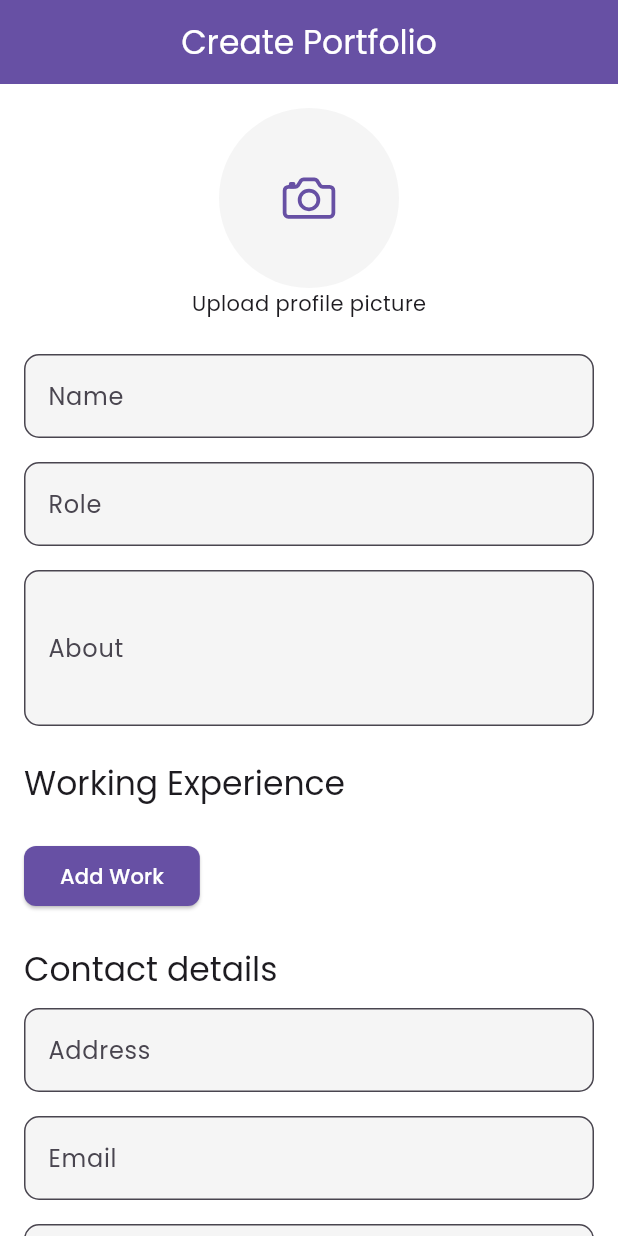
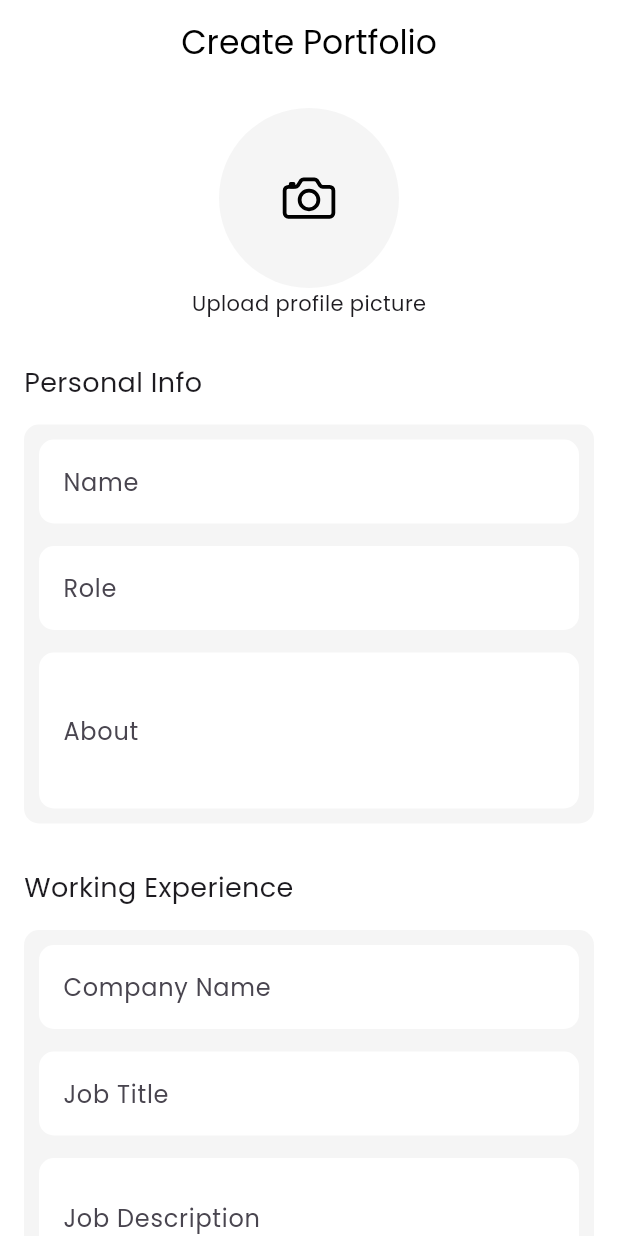
Before and after one commit to Bandoh83/resume_app, a Flutter app: the screen it shows after launch, on a phone screen of 412 x 824 dp. Run offline on Flutter 3.47's test engine with Material 3 defaults, Android fonts, the phone set to English and light mode, and no system bars; our stand-ins replace flutter_markdown, flutter_screenutil, google_fonts, iconsax, image_picker, ionicons and 1 more; missing offline and left inert: htmltopdfwidgets.

```diff
--- a/lib/screens/ai_generator.dart
+++ b/lib/screens/ai_generator.dart
@@ -18,6 +18,8 @@ Future<String> callGeminiAI(Map<String, dynamic> formData) async {
   Languages and Tools: ${formData['languages'].join(', ')}
   Working Experience:
   ${formData['works'].map((work) => '-  ${work['company name']}: ${work['job title']}: ${work['job description']}').join('\n')}
+  Education:
+  ${formData['education'].map((education) => '-  ${education['school name']}: ${education['programme']}').join('\n')}
   ''';
 
   final response = await http.post(
--- /dev/null
+++ b/lib/screens/constant.dart
@@ -0,0 +1,6 @@
+import 'package:flutter/material.dart';
+
+final maxHeight = SizedBox(height: 30.0);
+final minHeight = SizedBox(height: 15.0);
+
+final bigHeader = TextStyle(fontSize: 18, fontWeight: FontWeight.normal);
--- /dev/null
+++ b/lib/screens/custom_container.dart
@@ -0,0 +1,22 @@
+import 'package:flutter/material.dart';
+
+class CustomContainer extends StatelessWidget {
+  final Widget? child;
+
+  const CustomContainer({
+    super.key,
+    this.child,
+  });
+
+  @override
+  Widget build(BuildContext context) {
+    return Container(
+
+      decoration: BoxDecoration(
+        borderRadius: BorderRadius.circular(10.0),
+        color: Color(0xFFF5F5F5),
+      ),
+      child: child,
+    );
+  }
+}
--- a/lib/screens/forms.dart
+++ b/lib/screens/forms.dart
@@ -4,7 +4,10 @@ import 'package:image_picker/image_picker.dart';
 import 'dart:io';
 import 'package:ionicons/ionicons.dart';
 import 'package:portfolio_app/screens/ai_generator.dart';
+import 'package:portfolio_app/screens/constant.dart';
+import 'package:portfolio_app/screens/custom_container.dart';
 import 'package:portfolio_app/screens/markdown.dart';
+import 'package:iconsax/iconsax.dart';
 
 class FormsScreen extends StatefulWidget {
   const FormsScreen({super.key});
@@ -25,21 +28,20 @@ class FormsScreenState extends State<FormsScreen> {
 
   File? _profileImage;
   final List<Map<String, dynamic>> _works = [];
+  final List<Map<String, dynamic>> _education = [];
   final List<TextEditingController> _titleControllers = [];
   final List<TextEditingController> _descriptionControllers = [];
   final List<TextEditingController> _companyControllers = [];
+  final List<TextEditingController> _schoolControllers = [];
+  final List<TextEditingController> _programmeControllers = [];
 
   final List<String> _skills = [
-    "Bootstrap",
-    "Chart.js",
-    "Docker",
+    "Microsft Suite",
+    "HTML & CSS",
     "Git",
-    "HTML",
-    "JS",
-    "TS",
-    "MongoDB",
+    "WordPress" ,
+    "Adobe photoshop",
     "MySQL",
-    "Python"
   ];
   final List<String> _selectedTools = [];
 
@@ -60,6 +62,12 @@ class FormsScreenState extends State<FormsScreen> {
     for (var controller in _companyControllers) {
       controller.dispose();
     }
+    for (var controller in _schoolControllers) {
+      controller.dispose();
+    }
+    for (var controller in _programmeControllers) {
+      controller.dispose();
+    }
     super.dispose();
   }
 
@@ -74,12 +82,30 @@ class FormsScreenState extends State<FormsScreen> {
     }
   }
 
+  @override
+  void initState() {
+    super.initState();
+    _addWork();
+    _addEducation();
+  }
+
+  void _addEducation() {
+    setState(() {
+      _education.add({
+        'school name': '',
+        'programme': '',
+      });
+      _schoolControllers.add(TextEditingController());
+      _programmeControllers.add(TextEditingController());
+    });
+  }
+
   void _addWork() {
     setState(() {
       _works.add({
-        'company name':'',
-        'job title':'',
-        'job description':'',
+        'company name': '',
+        'job title': '',
+        'job description': '',
       });
       _titleControllers.add(TextEditingController());
       _descriptionControllers.add(TextEditingController());
@@ -90,11 +116,17 @@ class FormsScreenState extends State<FormsScreen> {
   void _removeWork(int index) {
     setState(() {
       _works.removeAt(index);
+      _education.removeAt(index);
       _titleControllers[index].dispose();
       _descriptionControllers[index].dispose();
+      _companyControllers[index].dispose();
+      _schoolControllers[index].dispose();
+      _programmeControllers[index].dispose();
       _titleControllers.removeAt(index);
       _descriptionControllers.removeAt(index);
       _companyControllers.removeAt(index);
+      _schoolControllers.removeAt(index);
+      _programmeControllers.removeAt(index);
     });
   }
 
@@ -105,10 +137,10 @@ class FormsScreenState extends State<FormsScreen> {
       backgroundColor: Colors.white,
       appBar: AppBar(
         title: const Text('Create Portfolio',
-            style: TextStyle(color: Colors.white)),
+            style: TextStyle(color: Colors.black)),
         centerTitle: true,
         systemOverlayStyle: SystemUiOverlayStyle.light,
-        backgroundColor: theme.primaryColor,
+        backgroundColor: Colors.white,
         elevation: 0,
       ),
       body: SingleChildScrollView(
@@ -132,7 +164,7 @@ class FormsScreenState extends State<FormsScreen> {
                               : null,
                           child: _profileImage == null
                               ? Icon(Ionicons.camera_outline,
-                                  size: 40, color: theme.primaryColor)
+                                  size: 40, color: Colors.black)
                               : null,
                         ),
                       ),
@@ -140,42 +172,43 @@ class FormsScreenState extends State<FormsScreen> {
                     Text('Upload profile picture')
                   ],
                 ),
-                const SizedBox(height: 24),
+                maxHeight,
+                Text("Personal Info", style: bigHeader),
+                minHeight,
+                CustomContainer(
+                    child: Padding(
+                  padding: const EdgeInsets.all(10.0),
+                  child: Column(children: [
                     _buildTextField(
                       controller: _nameController,
                       label: 'Name',
-                  hintText: 'Enter your full name',
                     ),
-                const SizedBox(height: 16),
+                    minHeight,
                     _buildTextField(
                       controller: _roleController,
                       label: 'Role',
-                  hintText: 'Enter your professional role',
                     ),
-                const SizedBox(height: 16),
+                    minHeight,
                     _buildTextField(
                       controller: _aboutController,
                       label: 'About',
-                  hintText: 'Write a brief description about yourself',
                       maxLines: 3,
                     ),
-                const SizedBox(height: 24),
-                Text("Working Experience", style: theme.textTheme.titleLarge),
-                const SizedBox(height: 12),
-                // ..._works.asMap().entries.map((entry) {
-                //   int index = entry.key;
-                //   return _buildWorkItem(index);
-                // }),
-                const SizedBox(height: 12),
-
+                  ]),
+                )),
+                maxHeight,
+                Text("Working Experience", style: bigHeader),
+                minHeight,
+                Column(crossAxisAlignment: CrossAxisAlignment.end, children: [
                   ..._works.asMap().entries.map((entry) {
                     int index = entry.key;
                     return _buildWorkItem(index);
                   }),
+                  minHeight,
                   ElevatedButton(
                     onPressed: _addWork,
                     style: ElevatedButton.styleFrom(
-                    backgroundColor: theme.primaryColor,
+                      backgroundColor: Colors.black,
                       shape: RoundedRectangleBorder(
                         borderRadius: BorderRadius.circular(8),
                       ),
@@ -183,29 +216,57 @@ class FormsScreenState extends State<FormsScreen> {
                     child: const Text('Add Work',
                         style: TextStyle(color: Colors.white)),
                   ),
-                const SizedBox(height: 24),
-                Text("Contact details", style: theme.textTheme.titleLarge),
-                const SizedBox(height: 12),
+                ]),
+                maxHeight,
+                Text("Education background", style: bigHeader),
+                minHeight,
+                Column(crossAxisAlignment: CrossAxisAlignment.end, children: [
+                  ..._education.asMap().entries.map((entry) {
+                    int index = entry.key;
+                    return _buildEducationItem(index);
+                  }),
+                  minHeight,
+                  ElevatedButton(
+                    onPressed: _addEducation,
+                    style: ElevatedButton.styleFrom(
+                      backgroundColor: Colors.black,
+                      shape: RoundedRectangleBorder(
+                        borderRadius: BorderRadius.circular(8),
+                      ),
+                    ),
+                    child: const Text('Add Education',
+                        style: TextStyle(color: Colors.white)),
+                  )
+                ]),
+                maxHeight,
+                Text("Contact details", style: bigHeader),
+                minHeight,
+                CustomContainer(
+                  child: Padding(
+                    padding: const EdgeInsets.all(10.0),
+                    child: Column(
+                      children: [
                         _buildTextField(
                           controller: _addressController,
                           label: 'Address',
-                  hintText: 'Enter address',
                         ),
-                const SizedBox(height: 16),
+                        minHeight,
                         _buildTextField(
                           controller: _emailController,
                           label: 'Email ',
-                  hintText: 'Enter email',
                         ),
-                const SizedBox(height: 16),
+                        minHeight,
                         _buildTextField(
                           controller: _phoneController,
                           label: 'Phone number',
-                  hintText: 'Enter phone number',
                         ),
-                const SizedBox(height: 24),
+                      ],
+                    ),
+                  ),
+                ),
+                maxHeight,
                 Text("Skiils", style: theme.textTheme.titleLarge),
-                const SizedBox(height: 12),
+                minHeight,
                 Wrap(
                   spacing: 8.0,
                   runSpacing: 8.0,
@@ -226,8 +287,8 @@ class FormsScreenState extends State<FormsScreen> {
                           }
                         });
                       },
-                      selectedColor: theme.primaryColor,
-                      backgroundColor: Colors.grey[200],
+                      selectedColor: Colors.black,
+                      backgroundColor: Color(0xFFF5F5F5),
                     );
                   }).toList(),
                 ),
@@ -247,11 +308,24 @@ class FormsScreenState extends State<FormsScreen> {
                             .asMap()
                             .entries
                             .map((entry) => {
-                                  // 'image': entry.value['image'],
-                                  'title':
+                                  'company name': _companyControllers[entry.key]
+                                      .text
+                                      .trim(),
+                                  'job title':
                                       _titleControllers[entry.key].text.trim(),
-                                  'description':
+                                  'job description':
                                       _descriptionControllers[entry.key]
+                                          .text
+                                          .trim(),
+                                })
+                            .toList(),
+                        'education': _education
+                            .asMap()
+                            .entries
+                            .map((entry) => {
+                                  'school name':
+                                      _schoolControllers[entry.key].text.trim(),
+                                  'programme': _programmeControllers[entry.key]
                                       .text
                                       .trim(),
                                 })
@@ -260,7 +334,7 @@ class FormsScreenState extends State<FormsScreen> {
                       };
 
                       try {
-                        // Show loading indicator
+
                         showDialog(
                           context: context,
                           barrierDismissible: false,
@@ -268,10 +342,9 @@ class FormsScreenState extends State<FormsScreen> {
                               const Center(child: CircularProgressIndicator()),
                         );
 
-                        // Fetch AI response
+
                         String organizedText = await callGeminiAI(formData);
 
-                        // Close loading indicator
                         if (context.mounted) Navigator.pop(context);
 
                         // Navigate to Markdown Preview Screen
@@ -297,7 +370,7 @@ class FormsScreenState extends State<FormsScreen> {
                   },
                   style: ElevatedButton.styleFrom(
                     minimumSize: const Size(double.infinity, 48),
-                    backgroundColor: theme.primaryColor,
+                    backgroundColor: Colors.black,
                     shape: RoundedRectangleBorder(
                       borderRadius: BorderRadius.circular(8),
                     ),
@@ -318,19 +391,18 @@ class FormsScreenState extends State<FormsScreen> {
   Widget _buildTextField({
     required TextEditingController controller,
     required String label,
-    String? hintText,
     int maxLines = 1,
   }) {
     return TextFormField(
       controller: controller,
       decoration: InputDecoration(
         labelText: label,
-        hintText: hintText,
-        border: OutlineInputBorder(
+        border: UnderlineInputBorder(
+          borderSide: BorderSide.none,
           borderRadius: BorderRadius.circular(10),
         ),
         filled: true,
-        fillColor: const Color(0xFFF5F5F5),
+        fillColor: Colors.white,
       ),
       maxLines: maxLines,
       validator: (value) {
@@ -343,38 +415,59 @@ class FormsScreenState extends State<FormsScreen> {
   }
 
   Widget _buildWorkItem(int index) {
-    return Card(
-      margin: const EdgeInsets.only(bottom: 16),
-      shape: RoundedRectangleBorder(borderRadius: BorderRadius.circular(12)),
+    return CustomContainer(
       child: Padding(
-        padding: const EdgeInsets.all(16.0),
+        padding: const EdgeInsets.all(10.0),
         child: Column(
           children: [
-
             _buildTextField(
-              controller: _companyControllers[index],
-              label: 'Company Name',
-              hintText: 'Enter company name',
-            ),
-
+                controller: _companyControllers[index], label: 'Company Name'),
+            minHeight,
             _buildTextField(
               controller: _titleControllers[index],
               label: 'Job Title',
-              hintText: 'Enter work title',
             ),
-            const SizedBox(height: 12),
+            minHeight,
             _buildTextField(
               controller: _descriptionControllers[index],
               label: 'Job Description',
-              hintText: 'Enter work description',
               maxLines: 2,
             ),
-            const SizedBox(height: 8),
+            minHeight,
             Align(
               alignment: Alignment.centerRight,
               child: IconButton(
                 onPressed: () => _removeWork(index),
-                icon: const Icon(Icons.delete, color: Colors.red),
+                icon: const Icon(Iconsax.trash, color: Colors.red),
+              ),
+            ),
+          ],
+        ),
+      ),
+    );
+  }
+
+  Widget _buildEducationItem(int index) {
+    return CustomContainer(
+      child: Padding(
+        padding: const EdgeInsets.all(10.0),
+        child: Column(
+          children: [
+            _buildTextField(
+              controller: _schoolControllers[index],
+              label: 'Name of school',
+            ),
+            minHeight,
+            _buildTextField(
+              controller: _programmeControllers[index],
+              label: 'Programme of study',
+            ),
+            minHeight,
+            Align(
+              alignment: Alignment.centerRight,
+              child: IconButton(
+                onPressed: () => _removeWork(index),
+                icon: Icon(Iconsax.trash, color: Colors.red),
               ),
             ),
           ],
--- a/pubspec.yaml
+++ b/pubspec.yaml
@@ -53,6 +53,7 @@ dependencies:
   open_file: ^3.5.10
   html_to_pdf: ^0.8.1
   path_provider: ^2.1.5
+  htmltopdfwidgets: ^1.0.9
 
 
 dev_dependencies:
```
Also changed, not shown: lib/screens/markdown.dart (+13 -22 lines), lib/screens/pdf.dart (deleted, +0 -58 lines), pubspec.lock. Lines whose indentation alone changed are shown as unchanged.
